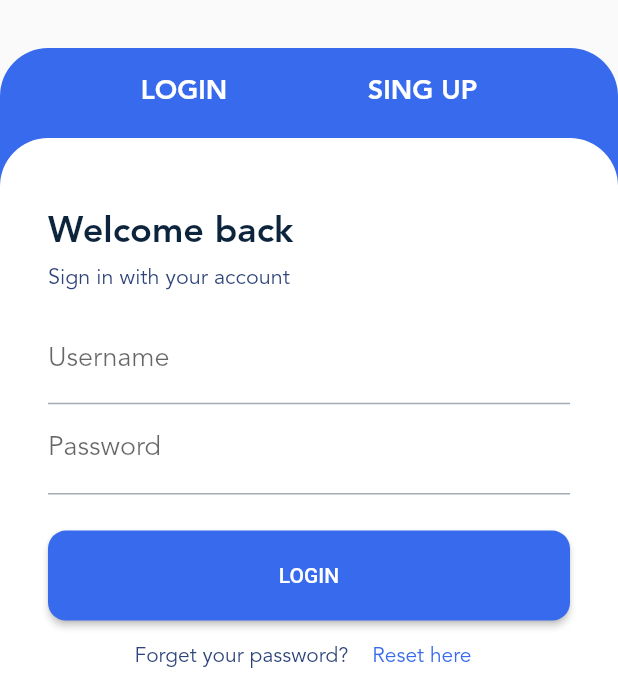
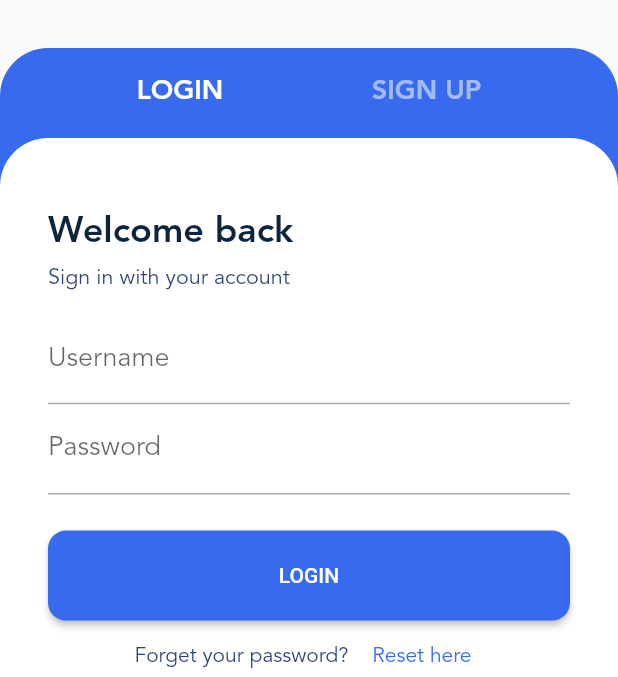
Before and after one commit to esmaeil-koohi/ui_BlogClub_application, a Flutter app: the AuthScreen screen opened directly, on a phone screen of 412 x 824 dp, the part 139-816 px from its top. Run offline on Flutter 3.47's test engine with Material 2 defaults, Android fonts, the phone set to English and light mode, and no system bars; our stand-ins replace dotted_border, flutter_svg, smooth_page_indicator.

Commit message:
update sign up section

```diff
--- a/lib/auth.dart
+++ b/lib/auth.dart
@@ -2,8 +2,17 @@ import 'package:flutter/material.dart';
 import 'package:flutter/widgets.dart';
 import 'package:ui_blog_club/gen/assets.gen.dart';
 
-class AuthScreen extends StatelessWidget {
+class AuthScreen extends StatefulWidget {
   const AuthScreen({Key? key}) : super(key: key);
+
+  @override
+  State<AuthScreen> createState() => _AuthScreenState();
+}
+
+class _AuthScreenState extends State<AuthScreen> {
+  static const int loginTab = 0;
+  static const int signUpTab = 1;
+  int selectionTabIndex = loginTab;
 
   @override
   Widget build(BuildContext context) {
@@ -36,8 +45,23 @@ class AuthScreen extends StatelessWidget {
                       child: Row(
                         mainAxisAlignment: MainAxisAlignment.spaceEvenly,
                         children: [
-                          Text('LOGIN', style: tabTextTitle,),
-                          Text('SING UP', style: tabTextTitle,),
+                          TextButton(
+                            onPressed: () {
+                            setState(() {
+                              selectionTabIndex = loginTab;
+                            });
+                          }, child: Text('LOGIN', style: tabTextTitle.apply(
+                              color: selectionTabIndex == loginTab ? Colors.white : Colors.white54
+                          )),),
+                          TextButton(
+                            onPressed: () {
+                              setState(() {
+                                selectionTabIndex = signUpTab;
+                              });
+                          }, child: Text('SIGN UP', style: tabTextTitle.apply(
+                              color: selectionTabIndex == signUpTab ? Colors.white : Colors.white54
+                          )),),
+
                         ],
                       ),
                     ),
@@ -52,7 +76,7 @@ class AuthScreen extends StatelessWidget {
                           child: SingleChildScrollView(
                             child: Padding(
                               padding: const EdgeInsets.fromLTRB(32,48,32,32),
-                              child: _Login(themeData: themeData),
+                              child: selectionTabIndex == loginTab? _login(themeData) : signUp(themeData),
                             ),
                           ),
                         )),
@@ -65,18 +89,7 @@ class AuthScreen extends StatelessWidget {
       ),
     );
   }
-}
-
-class _Login extends StatelessWidget {
-  const _Login({
-    Key? key,
-    required this.themeData,
-  }) : super(key: key);
-
-  final ThemeData themeData;
-
-  @override
-  Widget build(BuildContext context) {
+  Widget _login(ThemeData themeData){
      return Column(
       crossAxisAlignment: CrossAxisAlignment.start,
       children:  [
@@ -85,27 +98,12 @@ class _Login extends StatelessWidget {
         Text('Sign in with your account',
             style: themeData.textTheme.subtitle1!.apply(fontSizeFactor: 0.80)),
         const SizedBox(height: 16,),
-        const TextField(
-         decoration: InputDecoration(
-           label: Text('Username'),
-         ),
-       ),
-         const PasswordTextField(),
+        usernameAndFullnameTextField('Username'),
+         _passwordTextField(),
         const SizedBox(
           height: 24,
         ),
-      ElevatedButton(
-        onPressed: () {},
-        style: ButtonStyle(
-            minimumSize: MaterialStateProperty.all(
-              Size(MediaQuery.of(context).size.width, 60),
-            ),
-            shape: MaterialStateProperty.all(RoundedRectangleBorder(
-                borderRadius: BorderRadius.circular(12)))),
-        child: Text(
-          'login'.toUpperCase(),
-        ),
-      ),
+        _confirmInformationButton('LOGIN'),
         Row(
           mainAxisAlignment: MainAxisAlignment.center,
           children: [
@@ -117,7 +115,21 @@ class _Login extends StatelessWidget {
         const SizedBox(height: 16,),
         const Center(child: Text('OR SING IN WITH', style:TextStyle(letterSpacing: 2),),),
         const SizedBox(height: 16,),
-        Row(
+        _logos(),
+      ],
+    );
+  }
+
+  Widget usernameAndFullnameTextField(String nameTextField) {
+    return TextField(
+        decoration: InputDecoration(
+          label: Text(nameTextField),
+        ),
+      );
+  }
+
+  Widget _logos() {
+    return Row(
         mainAxisAlignment:MainAxisAlignment.center ,
         children: [
           Assets.img.icons.google.image(width: 36, height: 36),
@@ -126,25 +138,26 @@ class _Login extends StatelessWidget {
           const SizedBox(width: 24,),
           Assets.img.icons.twitter.image(width: 36, height: 36),
         ],
-        ),
-      ],
       );
   }
+
+  Widget _confirmInformationButton(String buttonName) {
+    return ElevatedButton(
+        onPressed: () {},
+        style: ButtonStyle(
+            minimumSize: MaterialStateProperty.all(
+              Size(MediaQuery.of(context).size.width, 60),
+            ),
+            shape: MaterialStateProperty.all(RoundedRectangleBorder(
+                borderRadius: BorderRadius.circular(12)))),
+        child: Text(
+          buttonName
+        ),
+      );
   }
 
-class PasswordTextField extends StatefulWidget {
-  const PasswordTextField({
-    Key? key,
-  }) : super(key: key);
-
-  @override
-  State<PasswordTextField> createState() => _PasswordTextFieldState();
-}
-
-class _PasswordTextFieldState extends State<PasswordTextField> {
+  Widget _passwordTextField(){
     bool obscureText = true;
-  @override
-  Widget build(BuildContext context) {
     return TextField(
       obscureText: obscureText,
       enableSuggestions: false,
@@ -161,4 +174,29 @@ class _PasswordTextFieldState extends State<PasswordTextField> {
       ),
     );
   }
+
+ Widget signUp(ThemeData themeData){
+   return Column(
+     crossAxisAlignment: CrossAxisAlignment.start,
+     children:  [
+       Text('Welcome to clog club', style: themeData.textTheme.headline4,),
+       const SizedBox(height: 8,),
+       Text('please enter your information',
+           style: themeData.textTheme.subtitle1!.apply(fontSizeFactor: 0.80)),
+       const SizedBox(height: 16,),
+       usernameAndFullnameTextField('Fullname'),
+       usernameAndFullnameTextField('Username'),
+       _passwordTextField(),
+       const SizedBox(
+         height: 24,
+       ),
+       _confirmInformationButton('SIGN IN'),
+       const SizedBox(height: 16,),
+       const Center(child: Text('OR SING UP WITH', style:TextStyle(letterSpacing: 2),),),
+       const SizedBox(height: 16,),
+       _logos(),
+     ],
+   );
  }
+
+}
--- a/lib/main.dart
+++ b/lib/main.dart
@@ -46,7 +46,7 @@ class MyApp extends StatelessWidget {
             ),
           ),
         ),
-        colorScheme: ColorScheme.light(
+        colorScheme: const ColorScheme.light(
           primary: primaryColor,
           onPrimary: Colors.white,
           onSurface: primaryTextColor,
@@ -54,7 +54,7 @@ class MyApp extends StatelessWidget {
           background: Color(0xffFBFCFF),
           onBackground: primaryTextColor,
         ),
-        textTheme: TextTheme(
+        textTheme: const TextTheme(
             subtitle1: TextStyle(
               fontFamily: defaultFontFamily,
               color: secondaryTextColor,
@@ -98,6 +98,7 @@ class MyApp extends StatelessWidget {
             )),
       ),
       home: SplashScreen(),
+      // home: SplashScreen(),
       // home: Stack(
       //   children: [
       //     Positioned.fill(
```
Lines whose indentation alone changed are shown as unchanged.
